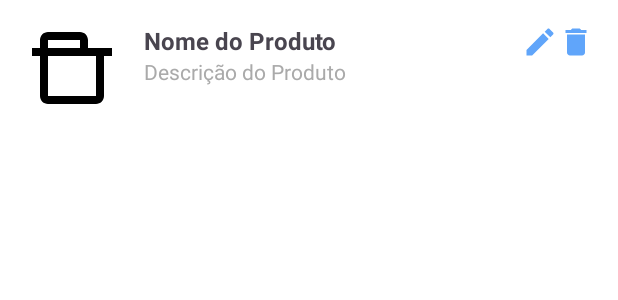
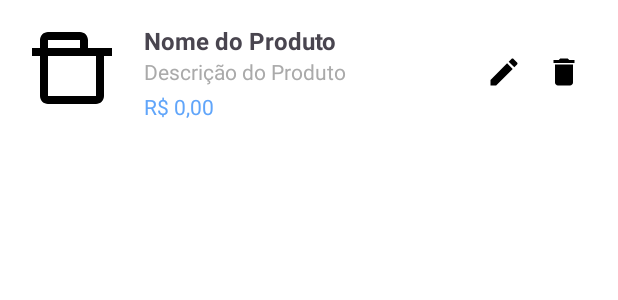
Before and after one commit to Victorks4/AppBrendoka, an Android app: the layout item_produto.xml on its own in the app's theme, with its tools: preview values and no code run, on a phone screen of 412 x 824 dp. Shown: the top 300 px of the screen. Run offline under Robolectric (Android 15) with nearby library versions, the phone set to English and light mode, and no system bars.

Commit message:
Corrigido função de adição de produto

```diff
--- a/app/src/main/res/layout/item_produto.xml
+++ b/app/src/main/res/layout/item_produto.xml
@@ -35,7 +35,22 @@
             android:text="Descrição do Produto"
             android:textSize="14sp"
             android:textColor="@android:color/darker_gray"/>
+
+        <TextView
+            android:id="@+id/txtPrecoProduto"
+            android:layout_width="wrap_content"
+            android:layout_height="wrap_content"
+            android:text="R$ 0,00"
+            android:textSize="14sp"
+            android:textColor="@color/primary"
+            android:layout_marginTop="4dp"/>
     </LinearLayout>
+
+    <LinearLayout
+        android:layout_width="wrap_content"
+        android:layout_height="wrap_content"
+        android:orientation="horizontal"
+        android:layout_gravity="center_vertical">
 
         <ImageButton
             android:id="@+id/btnEditarProduto"
@@ -44,7 +59,7 @@
             android:src="@drawable/ic_edit"
             android:contentDescription="Editar Produto"
             android:background="?attr/selectableItemBackgroundBorderless"
-        android:tint="@color/primary"/>
+            android:padding="8dp"/>
 
         <ImageButton
             android:id="@+id/btnRemoverProduto"
@@ -53,5 +68,6 @@
             android:src="@drawable/ic_delete"
             android:contentDescription="Remover Produto"
             android:background="?attr/selectableItemBackgroundBorderless"
-        android:tint="@color/primary"/>
+            android:padding="8dp"/>
     </LinearLayout>
+</LinearLayout>
```
Also changed, not shown: app/src/main/java/com/example/appproject05/adapters/ProdutoAdapter.java (+37 -31 lines). Lines whose indentation alone changed are shown as unchanged.
